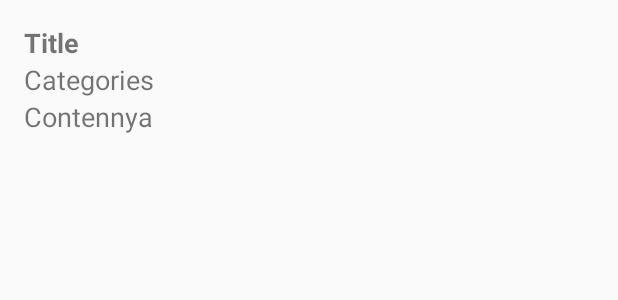
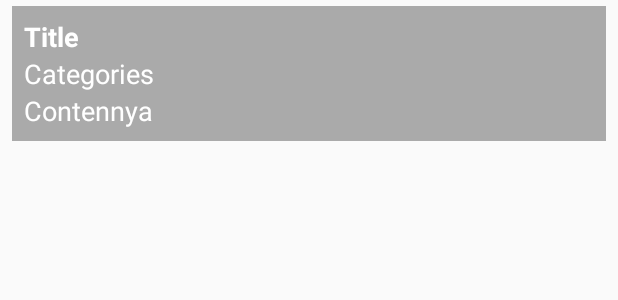
Before and after one commit to Abikayusri/MyRepository, an Android app: the layout item_content.xml on its own in the app's theme, with its tools: preview values and no code run, on a phone screen of 412 x 824 dp. Shown: the top 300 px of the screen. Run offline under Robolectric (Android 15) with nearby library versions, the phone set to English and light mode, and no system bars.

```diff
--- a/app/src/main/java/com/project/myretrofit/model/PostContentResponse.kt
+++ b/app/src/main/java/com/project/myretrofit/model/PostContentResponse.kt
@@ -8,10 +8,10 @@ import com.google.gson.annotations.SerializedName
  * Bismillahirrahmanirrahim
  */
 data class PostContentResponse (
+    @SerializedName("title")
+    val title: String?,
     @SerializedName("categories")
     val categories: String?,
     @SerializedName("content")
-    val content: String?,
-    @SerializedName("title")
-    val title: String?
+    val content: String?
 )
--- a/app/src/main/res/layout/item_content.xml
+++ b/app/src/main/res/layout/item_content.xml
@@ -1,32 +1,44 @@
 <?xml version="1.0" encoding="utf-8"?>
+<LinearLayout xmlns:android="http://schemas.android.com/apk/res/android"
+    xmlns:tools="http://schemas.android.com/tools"
+    android:layout_width="match_parent"
+    android:layout_height="wrap_content"
+    android:orientation="vertical"
+    android:layout_marginTop="4dp"
+    android:layout_marginStart="8dp"
+    android:layout_marginEnd="8dp"
+    >
+
     <LinearLayout
-    xmlns:android="http://schemas.android.com/apk/res/android"
-    xmlns:tools="http://schemas.android.com/tools"
-    android:orientation="vertical"
         android:layout_width="match_parent"
         android:layout_height="match_parent"
-    android:padding="16dp">
+        android:orientation="vertical"
+        android:padding="8dp"
+        android:background="@android:color/darker_gray">
 
         <TextView
             android:id="@+id/tv_item_title"
             android:layout_width="match_parent"
             android:layout_height="wrap_content"
+            android:textColor="@android:color/white"
+            android:textSize="18sp"
             android:textStyle="bold"
-        android:textSize="18sp"
-        tools:text="Title"/>
+            tools:text="Title" />
 
         <TextView
             android:id="@+id/tv_item_categories"
             android:layout_width="match_parent"
             android:layout_height="wrap_content"
+            android:textColor="@android:color/white"
             android:textSize="18sp"
-        tools:text="Categories"/>
+            tools:text="Categories" />
 
         <TextView
             android:id="@+id/tv_item_content"
             android:layout_width="match_parent"
             android:layout_height="wrap_content"
+            android:textColor="@android:color/white"
             android:textSize="18sp"
-        tools:text="Contennya"/>
-
+            tools:text="Contennya" />
     </LinearLayout>
+</LinearLayout>
```
Also changed, not shown: app/src/main/java/com/project/myretrofit/model/ContentBody.kt (+5 -5 lines), app/src/main/java/com/project/myretrofit/ui/main/MainPresenter.kt (+8 -2 lines). Lines whose indentation alone changed are shown as unchanged.
